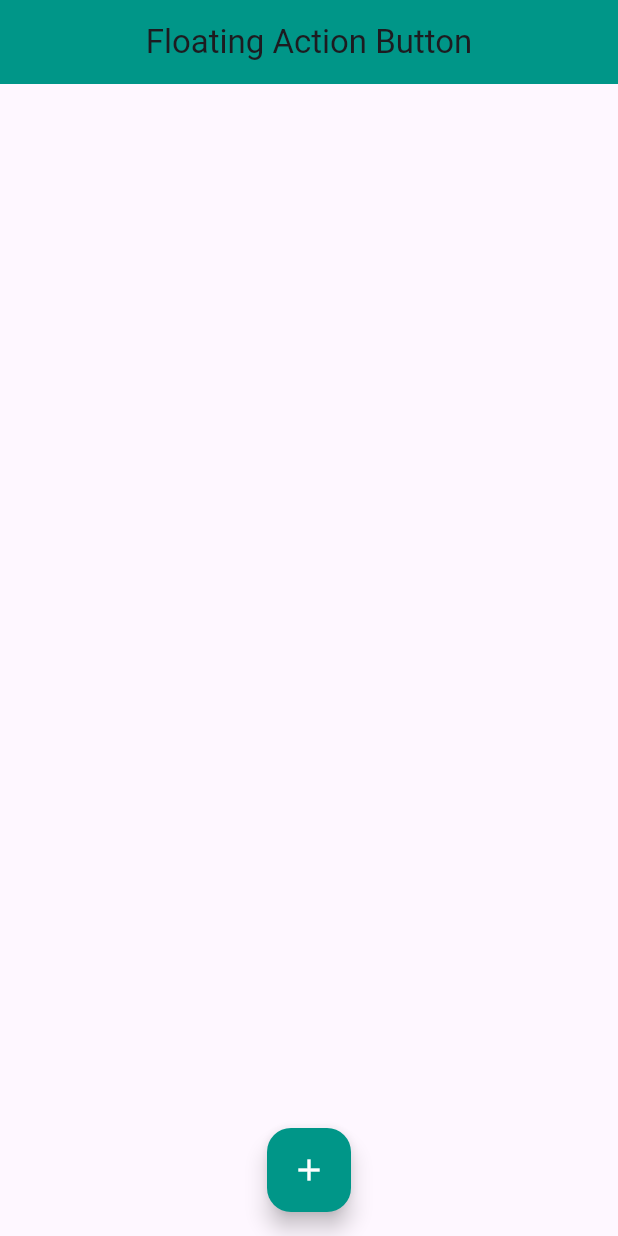
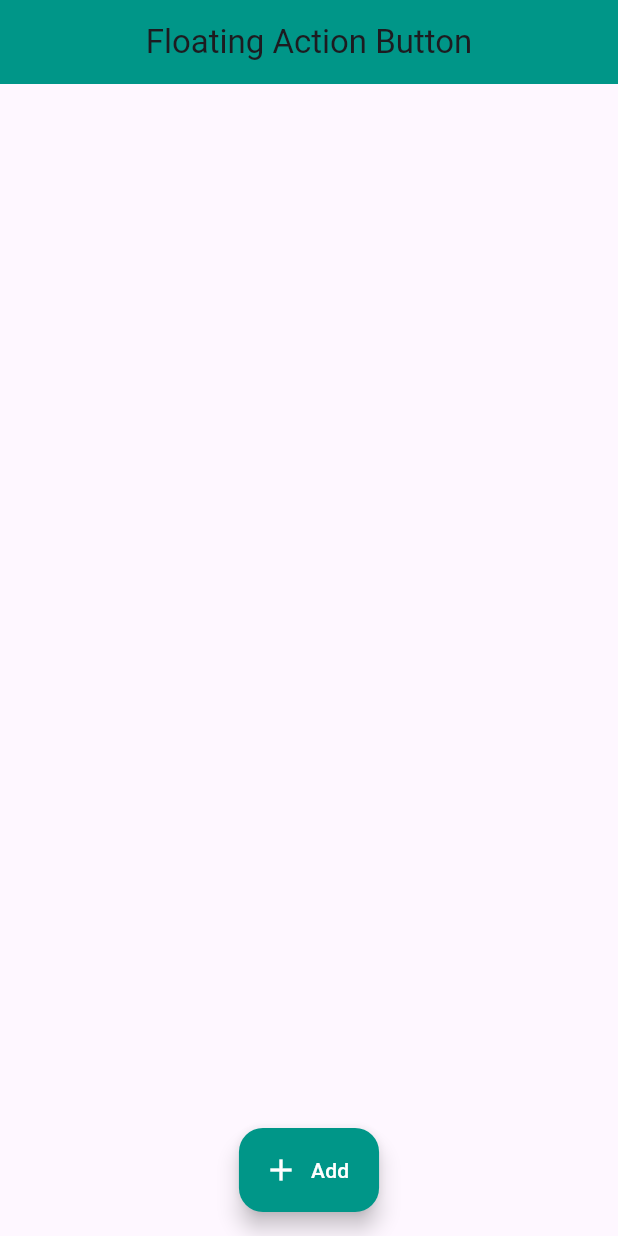
Before and after one commit to shamim2810/flutter_project, a Flutter app: the screen it shows after launch, on a phone screen of 412 x 824 dp. Run offline on Flutter 3.47's test engine with Material 3 defaults, Android fonts, the phone set to English and light mode, and no system bars.

Commit message:
FloatingActionButton

```diff
--- a/lib/main.dart
+++ b/lib/main.dart
@@ -41,12 +41,13 @@ class _HomePageState extends State<HomePage> {
       body: SafeArea(
           child: Center()
       ),
-      floatingActionButton: FloatingActionButton(
+      floatingActionButton: FloatingActionButton.extended(
         backgroundColor: Colors.teal,
           onPressed: (){
 
           },
-          child: Icon(Icons.add,color: Colors.white,),
+          label: Text('Add',style: TextStyle(color: Colors.white),),
+          icon: Icon(Icons.add,color: Colors.white,),
       ),
       floatingActionButtonLocation: FloatingActionButtonLocation.centerFloat,
     );
```
